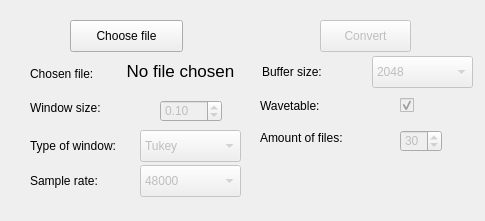
Before: the Qt Designer form python/converter/ui/convert_gui.ui in kj-jondell/Diabetes-Synth, drawn with Qt 5.
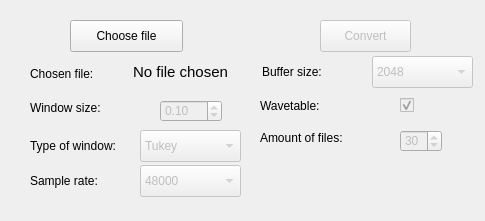
After: the same form once the commit is applied.

The edit to the form file:
```diff
--- a/python/converter/ui/convert_gui.ui
+++ b/python/converter/ui/convert_gui.ui
@@ -365,7 +365,7 @@
    </property>
    <property name="font">
     <font>
-     <pointsize>13</pointsize>
+     <pointsize>11</pointsize>
     </font>
    </property>
    <property name="text">
@@ -375,7 +375,7 @@
     <set>Qt::AlignBottom|Qt::AlignHCenter</set>
    </property>
    <property name="wordWrap">
-    <bool>true</bool>
+    <bool>false</bool>
    </property>
   </widget>
  </widget>
```
